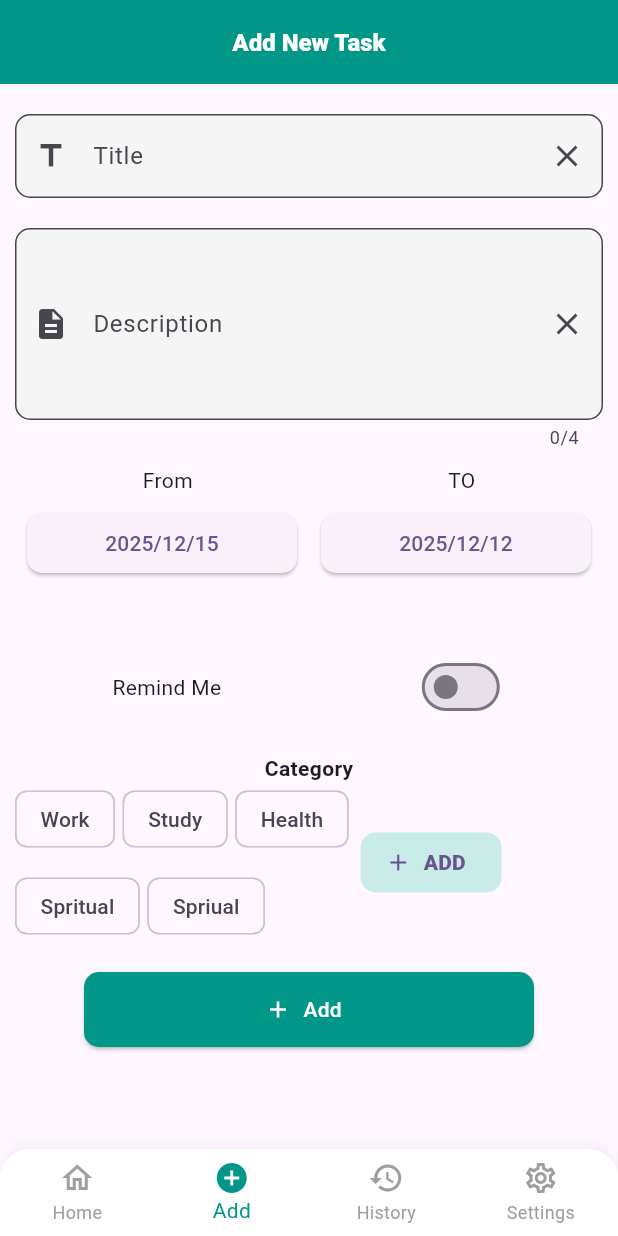
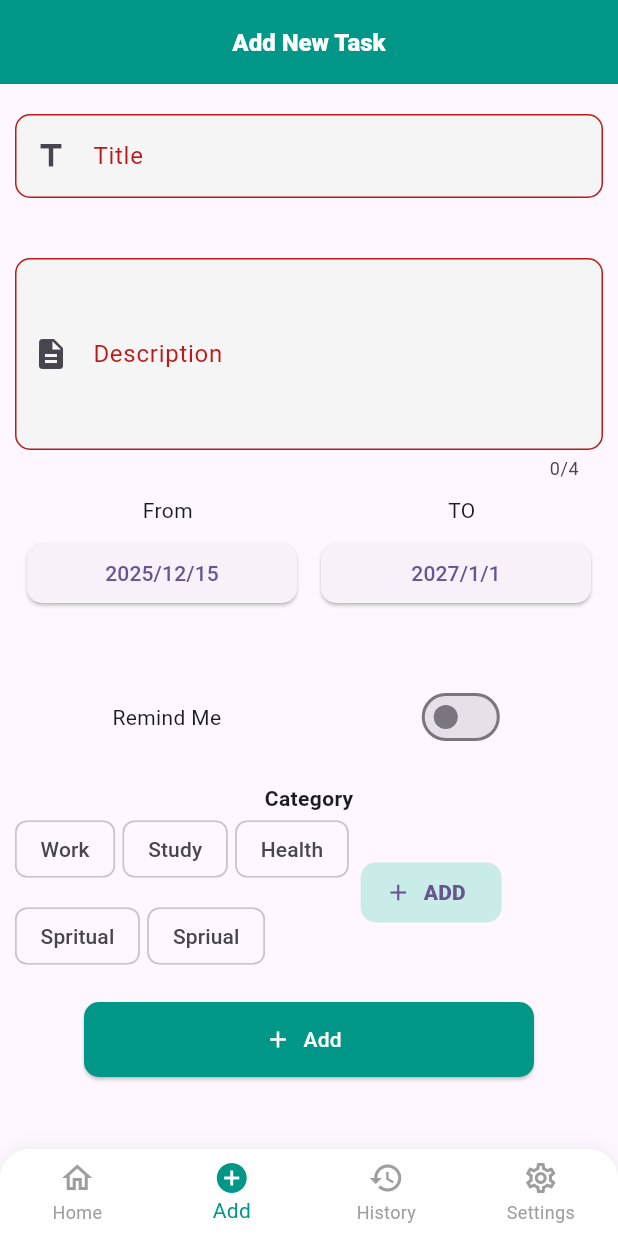
Before and after one commit to moablex/do_it, a Flutter app: the screen it shows after launch, item 2 of the bottom bar chosen, after a tap on "Add", on a phone screen of 412 x 824 dp. Run offline on Flutter 3.47's test engine with Material 3 defaults, Android fonts, the phone set to English and light mode, and no system bars; our stand-ins replace easy_date_timeline, flutter_bloc, isar, timeline_tile; accounts and stored records are empty; generated files the repository leaves out were written again.

Commit message:
Feat/Fix: adde  form validation and Fixed Date picker error

```diff
--- a/lib/features/todo/presentation/screens/Add_Task.dart
+++ b/lib/features/todo/presentation/screens/Add_Task.dart
@@ -1,6 +1,10 @@
+import 'package:do_it/features/todo/domain/models/todo.dart';
+import 'package:do_it/features/todo/presentation/block/todo_cubit.dart';
 import 'package:do_it/features/todo/presentation/widgets/Date_Picker.dart';
 import 'package:do_it/features/todo/presentation/widgets/addNewTag.dart';
 import 'package:flutter/material.dart';
+import 'package:flutter_bloc/flutter_bloc.dart';
+import 'package:intl/intl.dart';
 
 class AddTask extends StatefulWidget {
   const AddTask({super.key});
@@ -10,9 +14,11 @@ class AddTask extends StatefulWidget {
 }
 
 class _AddTaskState extends State<AddTask> {
+  //Variable Initializations for a task class
+  final _formKey = GlobalKey<FormState>();
   final TextEditingController titleController = TextEditingController();
   final TextEditingController DescriptionController = TextEditingController();
-  final taskRepeatInterval = ['Hourly', 'Daily', 'Weakly', 'Monthly'];
+
   List<String> taskCategories = [
     'Work',
     'Study',
@@ -20,9 +26,36 @@ class _AddTaskState extends State<AddTask> {
     'Spritual',
     'Spriual',
   ];
-
+  DateTime reminderDate = DateTime.now();
+  TimeOfDay reminderTime = TimeOfDay.now();
   List<String> SelectedCategories = [];
   bool setReminder = false;
+  //Reminder Date and Time picker functions
+  Future<void> _selectRemiderDate() async {
+    final DateTime? remiderDatePicked = await showDatePicker(
+      context: context,
+      firstDate: DateTime.now(),
+      lastDate: DateTime(2026),
+    );
+    if (remiderDatePicked != null && remiderDatePicked != reminderDate) {
+      setState(() {
+        reminderDate = remiderDatePicked;
+      });
+    }
+  }
+
+  Future<void> _selectReminderTime() async {
+    final TimeOfDay? pickedReminderTime = await showTimePicker(
+      context: context,
+      initialTime: TimeOfDay.now(),
+    );
+    if (pickedReminderTime != null && pickedReminderTime != reminderTime) {
+      setState(() {
+        reminderTime = pickedReminderTime;
+      });
+    }
+  }
+
   @override
   Widget build(BuildContext context) {
     return Scaffold(
@@ -42,6 +75,8 @@ class _AddTaskState extends State<AddTask> {
       body: SingleChildScrollView(
         child: Padding(
           padding: EdgeInsets.symmetric(horizontal: 10, vertical: 20),
+          child: Form(
+            key: _formKey,
             child: Column(
               mainAxisAlignment: MainAxisAlignment.start,
               children: [
@@ -50,7 +85,7 @@ class _AddTaskState extends State<AddTask> {
                     borderRadius: BorderRadius.circular(15),
                     // color: const Color.fromARGB(255, 200, 215, 240),
                   ),
-                child: TextField(
+                  child: TextFormField(
                     controller: titleController,
                     decoration: InputDecoration(
                       labelText: 'Title',
@@ -59,18 +94,19 @@ class _AddTaskState extends State<AddTask> {
                         borderRadius: BorderRadius.circular(10.0),
                       ),
                       prefixIcon: Icon(Icons.title_outlined),
-                    suffixIcon: IconButton(
-                      icon: Icon(Icons.clear),
-                      onPressed: () {
-                        // Clear the text field
-                      },
-                    ),
+
                       filled: true,
                       fillColor: Colors.grey[100],
                     ),
                     keyboardType: TextInputType.text,
                     textInputAction: TextInputAction.next,
                     style: TextStyle(fontSize: 16.0, color: Colors.black87),
+                    validator: (value) {
+                      if (value == null) {
+                        return 'Add Title';
+                      } else
+                        return '';
+                    },
                   ),
                 ),
                 SizedBox(height: 20),
@@ -79,7 +115,7 @@ class _AddTaskState extends State<AddTask> {
                   //   borderRadius: BorderRadius.circular(15),
                   //   color: const Color.fromARGB(255, 200, 215, 240),
                   // ),
-                child: TextField(
+                  child: TextFormField(
                     maxLines: 4,
                     maxLength: 4,
                     controller: DescriptionController,
@@ -90,18 +126,19 @@ class _AddTaskState extends State<AddTask> {
                         borderRadius: BorderRadius.circular(10.0),
                       ),
                       prefixIcon: Icon(Icons.description),
-                    suffixIcon: IconButton(
-                      icon: Icon(Icons.clear),
-                      onPressed: () {
-                        // Clear the text field
-                      },
-                    ),
+
                       filled: true,
                       fillColor: Colors.grey[100],
                     ),
                     keyboardType: TextInputType.text,
                     textInputAction: TextInputAction.next,
                     style: TextStyle(fontSize: 16.0, color: Colors.black87),
+                    validator: (value) {
+                      if (value == null) {
+                        return 'Describe your task';
+                      } else
+                        return '';
+                    },
                   ),
                 ),
                 SizedBox(height: 10),
@@ -124,6 +161,54 @@ class _AddTaskState extends State<AddTask> {
                       },
                     ),
                   ],
+                ),
+                Visibility(
+                  visible: setReminder,
+                  child: Column(
+                    children: [
+                      Row(
+                        children: [
+                          // Date Picker Button
+                          Expanded(
+                            child: ElevatedButton.icon(
+                              style: ElevatedButton.styleFrom(
+                                backgroundColor: Colors.teal.shade50,
+                                foregroundColor: Colors.teal,
+                                elevation: 0,
+                              ),
+                              onPressed: () => _selectRemiderDate(),
+                              icon: const Icon(Icons.calendar_today),
+                              label: Text(
+                                DateFormat(
+                                  'EEE, MMM d',
+                                ).format(reminderDate).toString(),
+                              ),
+                            ),
+                          ),
+                        ],
+                      ),
+                      const SizedBox(width: 10),
+                      // Time Picker Button
+                      Row(
+                        children: [
+                          Expanded(
+                            child: ElevatedButton.icon(
+                              style: ElevatedButton.styleFrom(
+                                backgroundColor: Colors.teal.shade50,
+                                foregroundColor: Colors.teal,
+                                elevation: 0,
+                              ),
+                              onPressed: () => _selectReminderTime(),
+                              icon: const Icon(Icons.access_time),
+                              label: Text(
+                                reminderTime.format(context).toString(),
+                              ),
+                            ),
+                          ),
+                        ],
+                      ),
+                    ],
+                  ),
                 ),
                 SizedBox(height: 20),
                 Text('Category', style: TextStyle(fontWeight: FontWeight.bold)),
@@ -202,7 +287,15 @@ class _AddTaskState extends State<AddTask> {
                       backgroundColor: Colors.teal,
                     ),
                     icon: Icon(color: Colors.white, Icons.add),
-                  onPressed: () {},
+                    onPressed: () {
+                      _formKey.currentState!.validate();
+                      final task = Task(
+                        id: "",
+                        title: titleController.text,
+                        description: DescriptionController.text,
+                      );
+                      context.read<TodoCubit>().addTask(task);
+                    },
                     label: Text('Add', style: TextStyle(color: Colors.white)),
                   ),
                 ),
@@ -210,6 +303,7 @@ class _AddTaskState extends State<AddTask> {
             ),
           ),
         ),
+      ),
     );
   }
 }
--- a/lib/features/todo/presentation/widgets/Date_Picker.dart
+++ b/lib/features/todo/presentation/widgets/Date_Picker.dart
@@ -10,7 +10,7 @@ class DateRangeSelector extends StatefulWidget {
 class _DateRangeSelectorState extends State<DateRangeSelector> {
   DateTimeRange dateRange = DateTimeRange(
     start: DateTime.now(),
-    end: DateTime(2025, 12, 12),
+    end: DateTime(2027, 1, 1),
   );
   @override
   Widget build(BuildContext context) {
--- a/lib/features/todo/presentation/widgets/Navigation_bar.dart
+++ b/lib/features/todo/presentation/widgets/Navigation_bar.dart
@@ -8,8 +8,7 @@ import 'package:flutter/material.dart';
 import 'package:flutter_bloc/flutter_bloc.dart';
 
 class TodoBottomNavBar extends StatefulWidget {
-  final TodoRepository todoRepo;
-  const TodoBottomNavBar({super.key, required this.todoRepo});
+  const TodoBottomNavBar({super.key});
 
   @override
   State<TodoBottomNavBar> createState() => _TodoBottomNavBarState();
@@ -33,9 +32,7 @@ class _TodoBottomNavBarState extends State<TodoBottomNavBar> {
 
   @override
   Widget build(BuildContext context) {
-    return BlocProvider(
-      create: (context) => TodoCubit(widget.todoRepo),
-      child: Scaffold(
+    return Scaffold(
       body: AnimatedSwitcher(
         duration: const Duration(milliseconds: 300),
         child: _screens[_currentIndex],
@@ -95,22 +92,17 @@ class _TodoBottomNavBarState extends State<TodoBottomNavBar> {
       ),
       floatingActionButton:
           _currentIndex != 1
-                ? FloatingActionButton.extended(
+              ? FloatingActionButton(
                 backgroundColor: Colors.teal,
                 onPressed: () {
                   setState(() {
                     _currentIndex = 1;
                   });
                 },
-                  icon: const Icon(Icons.add, color: Colors.white),
-                  label: const Text(
-                    "Add Tag",
-                    style: TextStyle(color: Colors.white),
-                  ),
+                child: const Icon(Icons.add, color: Colors.white),
               )
               : null,
       floatingActionButtonLocation: FloatingActionButtonLocation.centerDocked,
-      ),
     );
   }
 }
--- a/lib/main.dart
+++ b/lib/main.dart
@@ -1,9 +1,11 @@
 import 'package:do_it/features/todo/data/models/Isar_todo.dart';
 import 'package:do_it/features/todo/data/repositories/isar_todo_repo.dart';
 import 'package:do_it/features/todo/domain/repository/todo_repository.dart';
+import 'package:do_it/features/todo/presentation/block/todo_cubit.dart';
 import 'package:do_it/features/todo/presentation/screens/home_screen.dart';
 import 'package:do_it/features/todo/presentation/widgets/Navigation_bar.dart';
 import 'package:flutter/material.dart';
+import 'package:flutter_bloc/flutter_bloc.dart';
 import 'package:isar/isar.dart';
 import 'package:path_provider/path_provider.dart';
 
@@ -16,7 +18,7 @@ void main() {
 class MyApp extends StatelessWidget {
   const MyApp({super.key});
 
-  // This widget is the root of your application.
+  // This widget is the root of the application.
   @override
   Widget build(BuildContext context) {
     final Future<TodoRepository> repositoryInit = _initializeDatabase();
@@ -53,6 +55,7 @@ class MyApp extends StatelessWidget {
   //Data base initialization
   Future<TodoRepository> _initializeDatabase() async {
     final dir = await getApplicationSupportDirectory();
+
     final isar = await Isar.open([IsarTaskSchema], directory: dir.path);
     // Instantiate and return the repository implementation
     return IsarTodoRepo(isar);
@@ -70,11 +73,20 @@ class MyHomePage extends StatelessWidget {
   final TodoRepository todoRepository;
   @override
   Widget build(BuildContext context) {
-    return Scaffold(
-      bottomNavigationBar: TodoBottomNavBar(todoRepo: todoRepository),
+    return BlocProvider(
+      create: (context) => TodoCubit(todoRepository),
+      child: NavigationWrapper(),
+      //bottomNavigationBar: TodoBottomNavBar(todoRepo: todoRepository),
       //body: Center(child: Text("data")),
       // body: SafeArea(child: const HomeScreen()),
       // This trailing comma makes auto-formatting nicer for build methods.
     );
   }
 }
+
+class NavigationWrapper extends StatelessWidget {
+  @override
+  Widget build(BuildContext contet) {
+    return const TodoBottomNavBar();
+  }
+}
```
Lines whose indentation alone changed are shown as unchanged.
